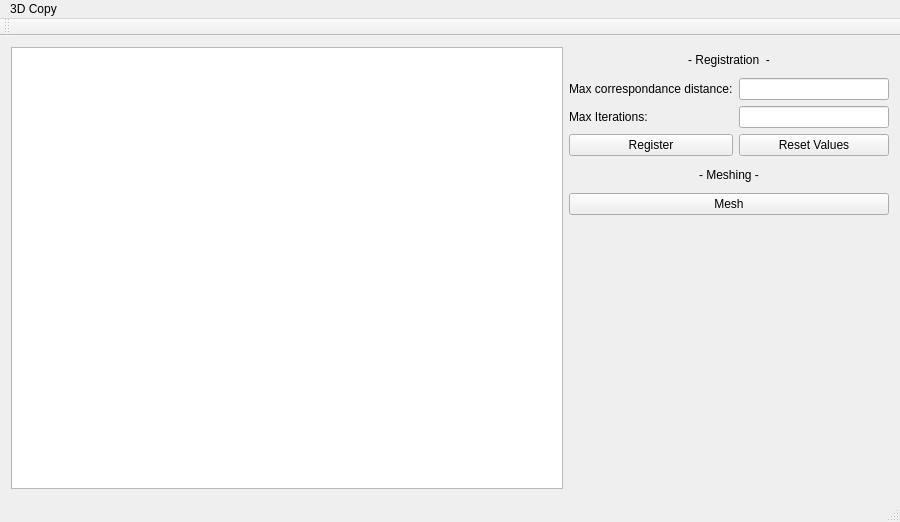
PUM-9/3DCopyGUI, file mainwindow.ui: the form before one commit.
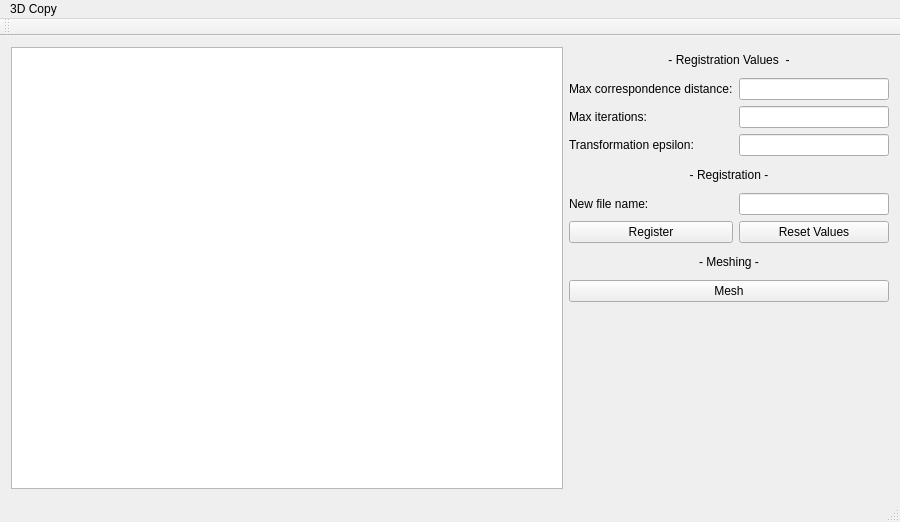
The form after the commit.

Commit message: Added transformation epsilon and name

```diff
--- a/mainwindow.ui
+++ b/mainwindow.ui
@@ -15,14 +15,7 @@
   </property>
   <widget class="QWidget" name="centralWidget">
    <layout class="QGridLayout" name="gridLayout_2">
-    <item row="3" column="2">
-     <widget class="QLabel" name="maxIterLabel">
-      <property name="text">
-       <string>Max Iterations:</string>
-      </property>
-     </widget>
-    </item>
-    <item row="1" column="0" rowspan="7">
+    <item row="1" column="0" rowspan="12">
      <widget class="QPlainTextEdit" name="scanLogEdit">
       <property name="readOnly">
        <bool>true</bool>
@@ -30,7 +23,7 @@
      </widget>
     </item>
     <item row="1" column="2" colspan="2">
-     <widget class="QLabel" name="registrationLabel">
+     <widget class="QLabel" name="registrationValuesLabel">
       <property name="maximumSize">
        <size>
         <width>16777215</width>
@@ -38,48 +31,112 @@
        </size>
       </property>
       <property name="text">
-       <string>- Registration  -</string>
+       <string>- Registration Values  -</string>
       </property>
       <property name="alignment">
        <set>Qt::AlignCenter</set>
       </property>
      </widget>
     </item>
-    <item row="3" column="3">
-     <widget class="QLineEdit" name="maxIterLEdit">
+    <item row="8" column="2" colspan="2">
+     <widget class="QLabel" name="meshLabel">
       <property name="maximumSize">
        <size>
-        <width>150</width>
-        <height>16777215</height>
+        <width>16777215</width>
+        <height>25</height>
        </size>
+      </property>
+      <property name="text">
+       <string>- Meshing -</string>
+      </property>
+      <property name="alignment">
+       <set>Qt::AlignCenter</set>
+      </property>
+     </widget>
+    </item>
+    <item row="9" column="2" colspan="2">
+     <widget class="QPushButton" name="meshButton">
+      <property name="text">
+       <string>Mesh</string>
       </property>
      </widget>
     </item>
     <item row="2" column="2">
      <widget class="QLabel" name="maxCorrDistLabel">
       <property name="text">
-       <string>Max correspondance distance:</string>
-      </property>
-     </widget>
-    </item>
-    <item row="2" column="3">
-     <widget class="QLineEdit" name="maxCorrDistLEdit">
-      <property name="maximumSize">
-       <size>
-        <width>150</width>
-        <height>16777215</height>
-       </size>
+       <string>Max correspondence distance:</string>
       </property>
      </widget>
     </item>
     <item row="4" column="2">
+     <widget class="QLabel" name="transEpsLabel">
+      <property name="text">
+       <string>Transformation epsilon:</string>
+      </property>
+     </widget>
+    </item>
+    <item row="3" column="2">
+     <widget class="QLabel" name="maxIterLabel">
+      <property name="text">
+       <string>Max iterations:</string>
+      </property>
+     </widget>
+    </item>
+    <item row="4" column="3">
+     <widget class="QLineEdit" name="transEpsLEdit">
+      <property name="maximumSize">
+       <size>
+        <width>150</width>
+        <height>16777215</height>
+       </size>
+      </property>
+     </widget>
+    </item>
+    <item row="6" column="3">
+     <widget class="QLineEdit" name="newFileNameLEdit">
+      <property name="maximumSize">
+       <size>
+        <width>150</width>
+        <height>16777215</height>
+       </size>
+      </property>
+     </widget>
+    </item>
+    <item row="7" column="2">
      <widget class="QPushButton" name="registerButton">
       <property name="text">
        <string>Register</string>
       </property>
      </widget>
     </item>
-    <item row="4" column="3">
+    <item row="6" column="2">
+     <widget class="QLabel" name="newFileNameLabel">
+      <property name="text">
+       <string>New file name:</string>
+      </property>
+     </widget>
+    </item>
+    <item row="3" column="3">
+     <widget class="QLineEdit" name="maxIterLEdit">
+      <property name="maximumSize">
+       <size>
+        <width>150</width>
+        <height>16777215</height>
+       </size>
+      </property>
+     </widget>
+    </item>
+    <item row="2" column="3">
+     <widget class="QLineEdit" name="maxCorrDistLEdit">
+      <property name="maximumSize">
+       <size>
+        <width>150</width>
+        <height>16777215</height>
+       </size>
+      </property>
+     </widget>
+    </item>
+    <item row="7" column="3">
      <widget class="QPushButton" name="registerValueResetButton">
       <property name="text">
        <string>Reset Values</string>
@@ -87,7 +144,7 @@
      </widget>
     </item>
     <item row="5" column="2" colspan="2">
-     <widget class="QLabel" name="meshLabel">
+     <widget class="QLabel" name="registrationLabel">
       <property name="maximumSize">
        <size>
         <width>16777215</width>
@@ -95,20 +152,13 @@
        </size>
       </property>
       <property name="text">
-       <string>- Meshing -</string>
+       <string>- Registration -</string>
       </property>
       <property name="alignment">
        <set>Qt::AlignCenter</set>
       </property>
      </widget>
     </item>
-    <item row="6" column="2" colspan="2">
-     <widget class="QPushButton" name="meshButton">
-      <property name="text">
-       <string>Mesh</string>
-      </property>
-     </widget>
-    </item>
    </layout>
   </widget>
   <widget class="QMenuBar" name="menuBar">
```
The commit also changes 4 other files.
